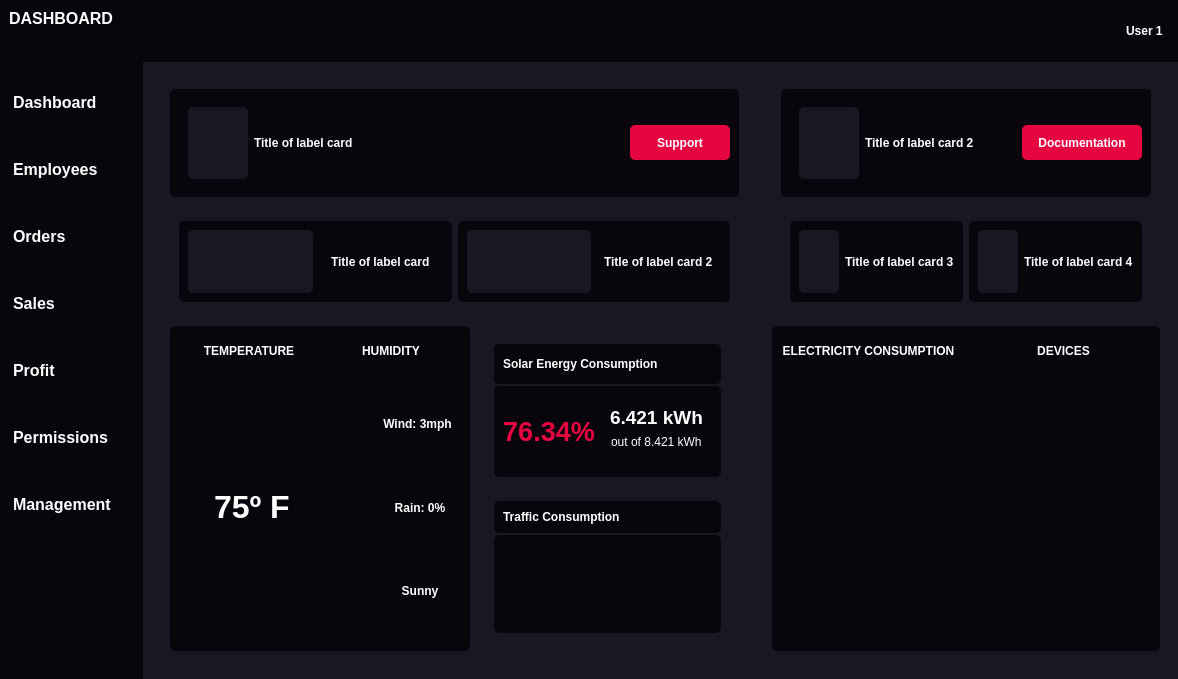
Qt form dashboard.ui (amgartendev/InsightFlow-Manager) before a commit.
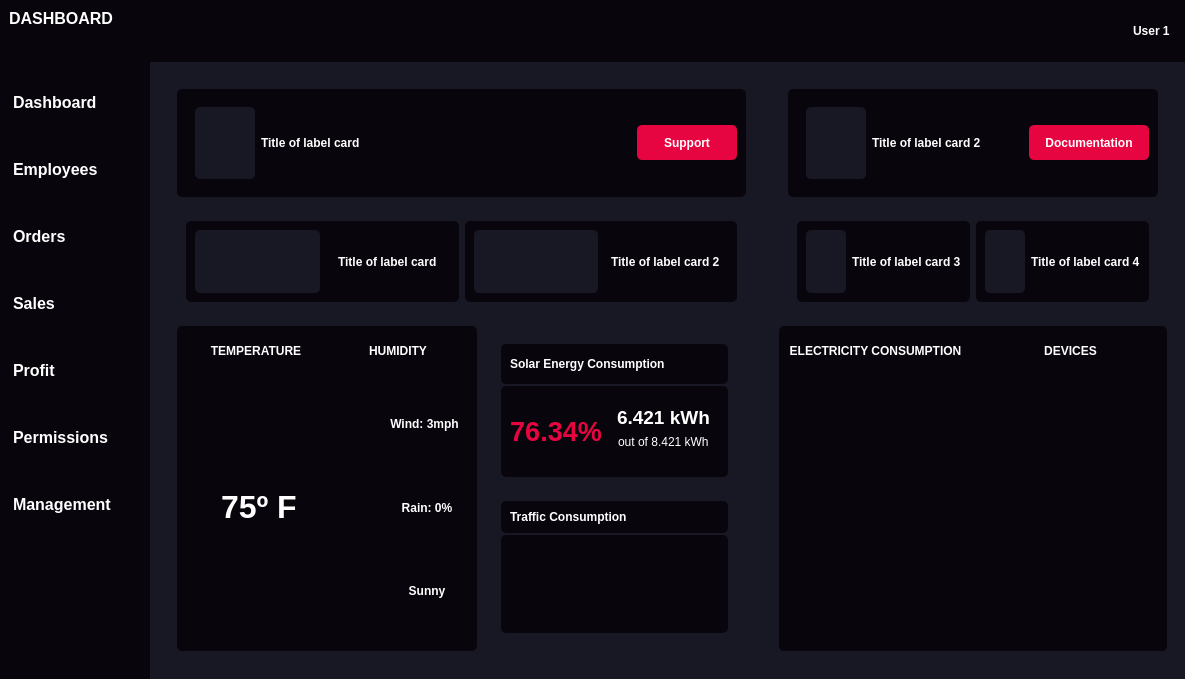
The same form after that commit. Icons and pictures are not drawn.

Commit message: add temperature and humidity tab information

What changed in the file:
```diff
--- a/dashboard.ui
+++ b/dashboard.ui
@@ -6,7 +6,7 @@
    <rect>
     <x>0</x>
     <y>0</y>
-    <width>1178</width>
+    <width>1185</width>
     <height>679</height>
    </rect>
   </property>
@@ -1238,6 +1238,9 @@
                                  <property name="alignment">
                                   <set>Qt::AlignCenter</set>
                                  </property>
+                                 <property name="wordWrap">
+                                  <bool>true</bool>
+                                 </property>
                                 </widget>
                                </item>
                               </layout>
@@ -1320,6 +1323,9 @@
                                  <property name="alignment">
                                   <set>Qt::AlignCenter</set>
                                  </property>
+                                 <property name="wordWrap">
+                                  <bool>true</bool>
+                                 </property>
                                 </widget>
                                </item>
                               </layout>
@@ -1402,6 +1408,9 @@
                                  <property name="alignment">
                                   <set>Qt::AlignCenter</set>
                                  </property>
+                                 <property name="wordWrap">
+                                  <bool>true</bool>
+                                 </property>
                                 </widget>
                                </item>
                               </layout>
@@ -2026,6 +2035,12 @@
              </item>
              <item>
               <widget class="QFrame" name="data_frame_2">
+               <property name="maximumSize">
+                <size>
+                 <width>16777215</width>
+                 <height>16777215</height>
+                </size>
+               </property>
                <property name="styleSheet">
                 <string notr="true">background-color: rgb(9, 5, 13);
 border-radius: 5px;</string>
```
Left out of the diff: 15 changed lines with no effect on the pictures. The commit also changes 2 other files.
